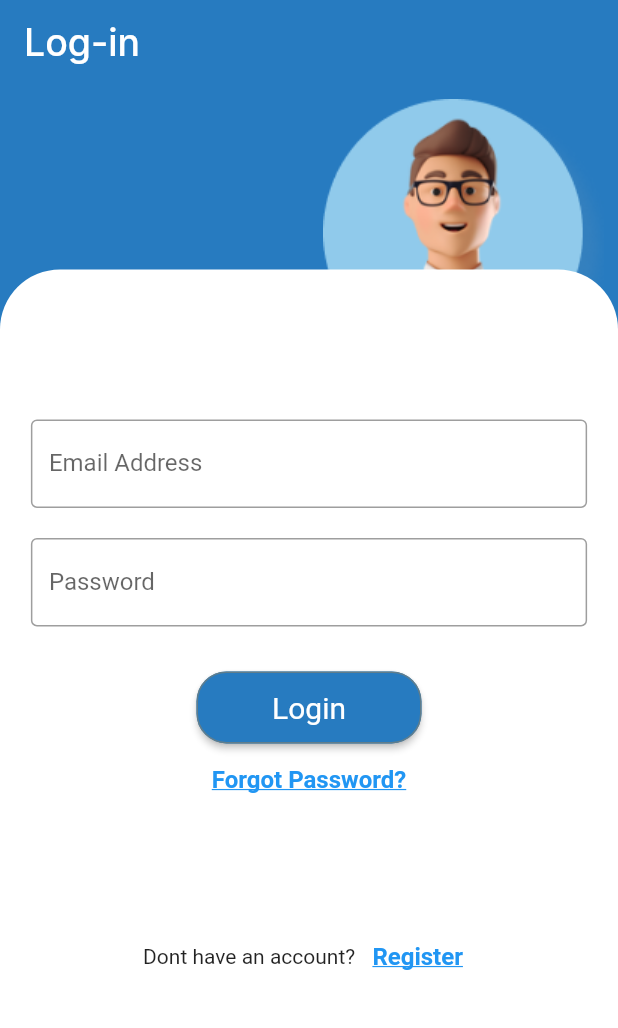
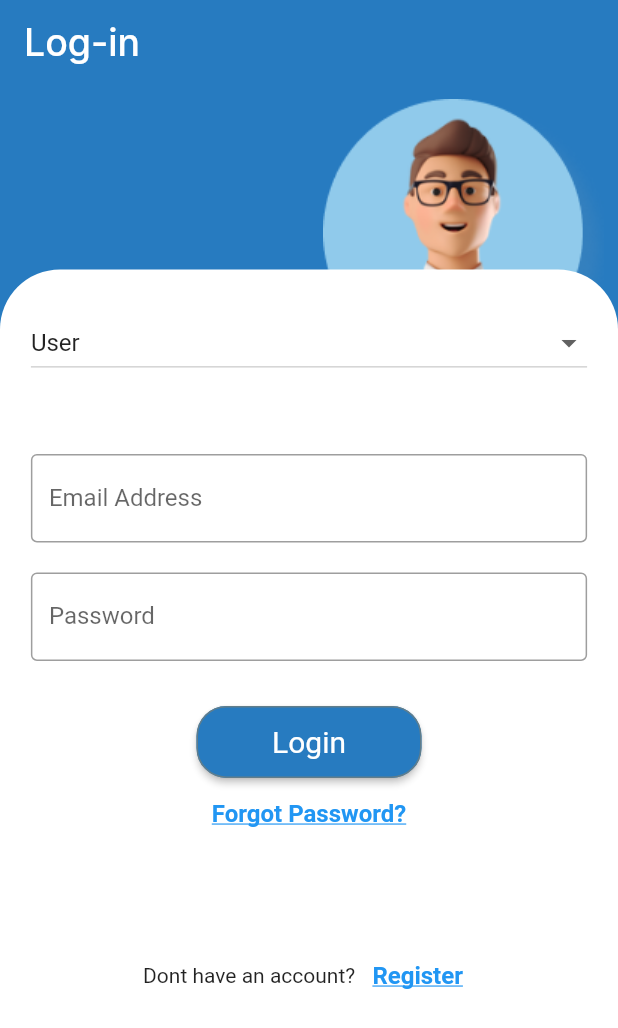
Before and after one commit to ChristineCartilla/Pass_Do, a Flutter app: the screen it shows after launch, after a tap on "Login", on a phone screen of 412 x 824 dp. Shown: the top 1028 px of the screen. Run offline on Flutter 3.47's test engine with Material 2 defaults, Android fonts, the phone set to English and light mode, and no system bars; our stand-ins replace cloud_firestore, firebase_core, syncfusion_flutter_datagrid, table_calendar; accounts and stored records are empty; network calls fail.

Commit message:
Gamma release

```diff
--- a/lib/Screens/Login/login.dart
+++ b/lib/Screens/Login/login.dart
@@ -1,3 +1,4 @@
+import 'package:cloud_firestore/cloud_firestore.dart';
 import 'package:flutter/material.dart';
 import 'package:pass_do/Screens/Home/admin/admin_home.dart';
 import 'package:pass_do/Screens/Home/user/worker_home.dart';
@@ -14,7 +15,14 @@ class LoginPage extends StatefulWidget {
 
 class _LoginPageState extends State<LoginPage> {
   final _key = GlobalKey<FormState>();
+  final TextEditingController _emailAdd = TextEditingController();
   final TextEditingController _pass = TextEditingController();
+  final List<String> roleItems = [
+    'User',
+    'Admin',
+  ];
+  String? _selectedValue = 'User';
+
   @override
   Widget build(BuildContext context) {
     Size bodySize = MediaQuery.of(context).size;
@@ -57,7 +65,28 @@ class _LoginPageState extends State<LoginPage> {
                           child: Column(
                             children: [
                               const SizedBox(
-                                height: 100,
+                                height: 25,
+                              ),
+                              Align(
+                                alignment: Alignment.centerRight,
+                                child: DropdownButton(
+                                  isExpanded: true,
+                                  value: _selectedValue,
+                                  items: roleItems
+                                      .map((e) => DropdownMenuItem(
+                                            child: Text(e),
+                                            value: e,
+                                          ))
+                                      .toList(),
+                                  onChanged: (val) {
+                                    setState(() {
+                                      this._selectedValue = val;
+                                    });
+                                  },
+                                ),
+                              ),
+                              const SizedBox(
+                                height: 50,
                               ),
                               TextFormField(
                                   decoration: const InputDecoration(
@@ -66,11 +95,12 @@ class _LoginPageState extends State<LoginPage> {
                                     border: OutlineInputBorder(),
                                     hintStyle: TextStyle(fontSize: 15),
                                   ),
+                                  controller: _emailAdd,
                                   validator: (value) {
                                     if (value!.isEmpty ||
                                         !RegExp(r"^[a-zA-Z0-9.a-zA-Z0-9.!#$%&'*+-/=?^_`{|}~]+@[a-zA-Z0-9]+\.[a-zA-Z]+$")
                                             .hasMatch(value)) {
-                                      return "Invalid name";
+                                      return "Invalid email address";
                                     } else {
                                       return null;
                                     }
@@ -86,9 +116,9 @@ class _LoginPageState extends State<LoginPage> {
                                   controller: _pass,
                                   validator: (value) {
                                     if (value!.isEmpty ||
-                                        !RegExp(r'^(?=.*?[A-Z])(?=.*?[a-z])(?=.*?[0-9])(?=.*?[!@#\$&*~]).{8,}$')
+                                        !RegExp(r'^(?=.*?[A-Z])(?=.*?[a-z])(?=.*?[0-9]).{8,}$')
                                             .hasMatch(value)) {
-                                      return "Invalid password";
+                                      return "Password must contain at least 8 characters with\nat least 1 upper case, 1 lower case, and 1 digit";
                                     } else {
                                       return null;
                                     }
@@ -119,8 +149,13 @@ class _LoginPageState extends State<LoginPage> {
                                     /*changes must be made if admin login or user login */
                                     // Navigator.pushReplacementNamed(
                                     //     context, AdminHome.routeName);
-                                    Navigator.pushReplacementNamed(
-                                        context, WorkerHome.routeName);
+                                    if (_selectedValue == 'User') {
+                                      Navigator.pushReplacementNamed(
+                                          context, WorkerHome.routeName);
+                                    } else {
+                                      Navigator.pushReplacementNamed(
+                                          context, AdminHome.routeName);
+                                    }
                                   }
                                 },
                                 child: const Text('Login'),
@@ -138,7 +173,7 @@ class _LoginPageState extends State<LoginPage> {
                                 child: const Text('Forgot Password?'),
                               ),
                               const SizedBox(
-                                height: 70,
+                                height: 60,
                               ),
                               Row(
                                   mainAxisAlignment: MainAxisAlignment.center,
@@ -191,4 +226,25 @@ class _LoginPageState extends State<LoginPage> {
       ),
     );
   }
+
+  Future<void> login() async {
+    var collection = FirebaseFirestore.instance.collection('Users');
+    var docSnapshot = await collection.doc(_emailAdd.text).get();
+    if (docSnapshot.exists) {
+      Map<String, dynamic> data = docSnapshot.data()!;
+
+      // You can then retrieve the value from the Map like this:
+      String name = data['User Type'];
+
+      if (name == 'User') {
+        // ignore: use_build_context_synchronously
+        Navigator.pushReplacementNamed(context, WorkerHome.routeName);
+      } else if (name == 'Admin') {
+        // ignore: use_build_context_synchronously
+        Navigator.pushReplacementNamed(context, AdminHome.routeName);
+      } else {
+        const AlertDialog(title: Text('User does not exist'));
+      }
+    }
+  }
 }
--- a/lib/main.dart
+++ b/lib/main.dart
@@ -1,10 +1,14 @@
 //@dart= 2.9
+import 'package:firebase_core/firebase_core.dart';
 import 'package:flutter/material.dart';
 import 'package:pass_do/Screens/WelcomeScreen/welcome_screen.dart';
 
 import 'package:pass_do/routes.dart';
 
-void main() {
+void main() async {
+  WidgetsFlutterBinding.ensureInitialized();
+  await Firebase.initializeApp();
+
   runApp(MaterialApp(
     debugShowCheckedModeBanner: false,
     initialRoute: WelcomeScreen.routeName,
```
Also changed, not shown: lib/Screens/Register/register.dart (+51 -10 lines), lib/Services/UserAuth.dart (added, +47 -0 lines).
